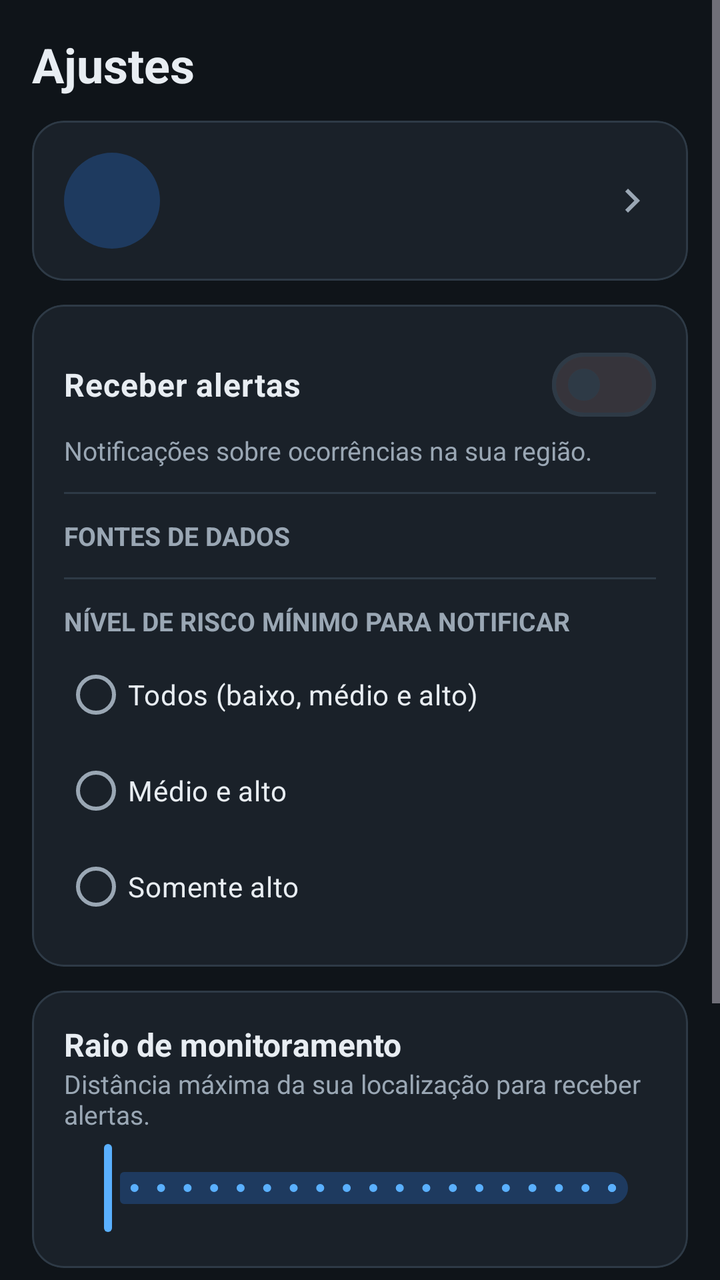
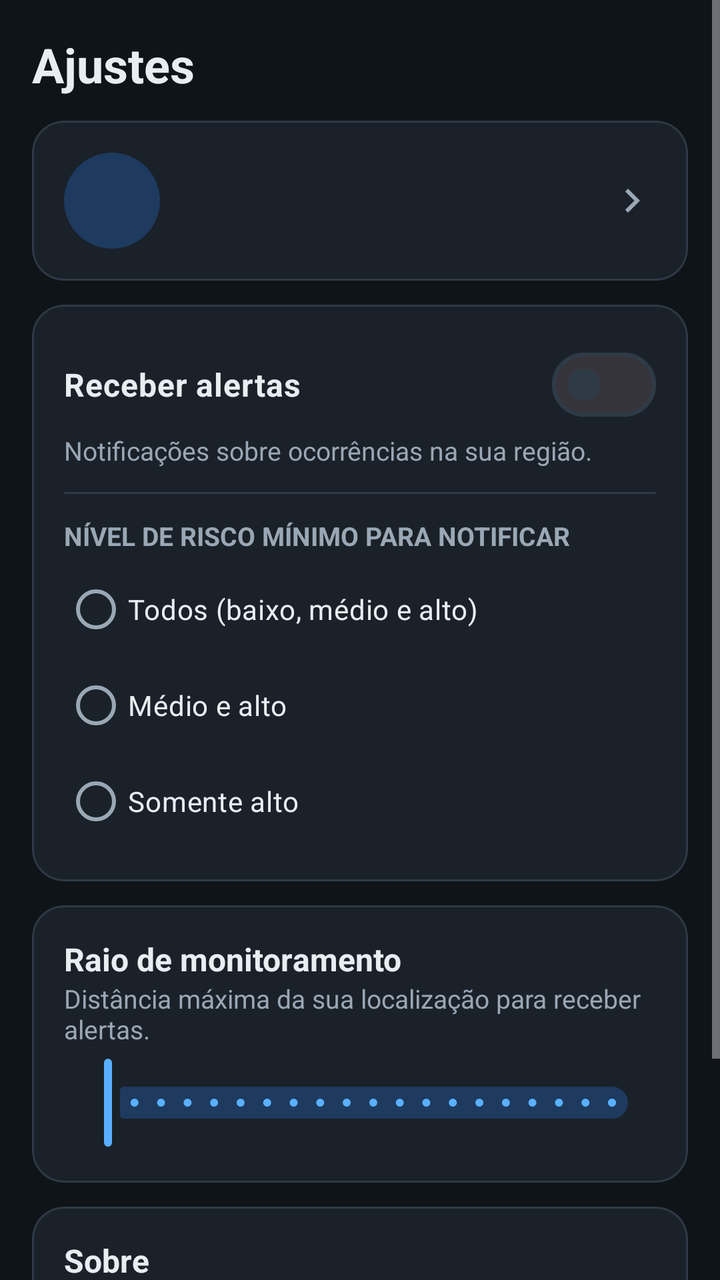

Before-and-after screenshots of an Android layout around one commit, followed by the original layout XML and the change that was made.
<!-- AndroidManifest.xml: application theme Theme.Alagamentos -->
<!-- res/layout/fragment_ajustes.xml -->
<?xml version="1.0" encoding="utf-8"?>
<ScrollView xmlns:android="http://schemas.android.com/apk/res/android"
    xmlns:app="http://schemas.android.com/apk/res-auto"
    android:layout_width="match_parent"
    android:layout_height="match_parent"
    android:background="@color/bg_dark">

    <LinearLayout
        android:layout_width="match_parent"
        android:layout_height="wrap_content"
        android:orientation="vertical"
        android:paddingHorizontal="16dp"
        android:paddingTop="16dp"
        android:paddingBottom="16dp">

        <TextView
            android:layout_width="wrap_content"
            android:layout_height="wrap_content"
            android:text="@string/ajustes_titulo"
            android:textColor="@color/text_primary"
            android:textSize="24sp"
            android:textStyle="bold" />

        
        <com.google.android.material.card.MaterialCardView
            android:id="@+id/card_perfil"
            android:layout_width="match_parent"
            android:layout_height="wrap_content"
            android:layout_marginTop="12dp"
            android:clickable="true"
            android:focusable="true"
            app:cardBackgroundColor="@color/surface"
            app:cardCornerRadius="16dp"
            app:strokeColor="@color/divider"
            app:strokeWidth="1dp">

            <LinearLayout
                android:layout_width="match_parent"
                android:layout_height="wrap_content"
                android:gravity="center_vertical"
                android:orientation="horizontal"
                android:padding="16dp">

                <TextView
                    android:id="@+id/ajustes_avatar"
                    android:layout_width="48dp"
                    android:layout_height="48dp"
                    android:background="@drawable/bg_avatar"
                    android:gravity="center"
                    android:importantForAccessibility="no"
                    android:textColor="@color/accent"
                    android:textSize="18sp"
                    android:textStyle="bold" />

                <LinearLayout
                    android:layout_width="0dp"
                    android:layout_height="wrap_content"
                    android:layout_marginStart="12dp"
                    android:layout_weight="1"
                    android:orientation="vertical">

                    <TextView
                        android:id="@+id/ajustes_perfil_nome"
                        android:layout_width="match_parent"
                        android:layout_height="wrap_content"
                        android:ellipsize="end"
                        android:maxLines="1"
                        android:textColor="@color/text_primary"
                        android:textSize="16sp"
                        android:textStyle="bold" />

                    <TextView
                        android:id="@+id/ajustes_perfil_desc"
                        android:layout_width="match_parent"
                        android:layout_height="wrap_content"
                        android:ellipsize="end"
                        android:maxLines="1"
                        android:textColor="@color/text_secondary"
                        android:textSize="13sp" />
                </LinearLayout>

                <ImageView
                    android:layout_width="24dp"
                    android:layout_height="24dp"
                    android:importantForAccessibility="no"
                    android:src="@drawable/ic_seta_direita" />
            </LinearLayout>
        </com.google.android.material.card.MaterialCardView>

        
        <com.google.android.material.card.MaterialCardView
            android:layout_width="match_parent"
            android:layout_height="wrap_content"
            android:layout_marginTop="12dp"
            app:cardBackgroundColor="@color/surface"
            app:cardCornerRadius="16dp"
            app:strokeColor="@color/divider"
            app:strokeWidth="1dp">

            <LinearLayout
                android:layout_width="match_parent"
                android:layout_height="wrap_content"
                android:orientation="vertical"
                android:padding="16dp">

                <com.google.android.material.materialswitch.MaterialSwitch
                    android:id="@+id/switch_notificacoes"
                    android:layout_width="match_parent"
                    android:layout_height="wrap_content"
                    android:text="@string/ajustes_receber_alertas"
                    android:textColor="@color/text_primary"
                    android:textSize="16sp"
                    android:textStyle="bold" />

                <TextView
                    android:layout_width="match_parent"
                    android:layout_height="wrap_content"
                    android:text="@string/ajustes_receber_alertas_desc"
                    android:textColor="@color/text_secondary"
                    android:textSize="13sp" />

                <View
                    android:layout_width="match_parent"
                    android:layout_height="1dp"
                    android:layout_marginVertical="12dp"
                    android:background="@color/divider" />

                <TextView
                    android:layout_width="wrap_content"
                    android:layout_height="wrap_content"
                    android:text="@string/ajustes_fontes"
                    android:textColor="@color/text_secondary"
                    android:textSize="13sp"
                    android:textStyle="bold" />

                
                <LinearLayout
                    android:id="@+id/lista_fontes"
                    android:layout_width="match_parent"
                    android:layout_height="wrap_content"
                    android:orientation="vertical" />

                <View
                    android:layout_width="match_parent"
                    android:layout_height="1dp"
                    android:layout_marginVertical="12dp"
                    android:background="@color/divider" />

                <TextView
                    android:layout_width="wrap_content"
                    android:layout_height="wrap_content"
                    android:text="@string/ajustes_severidade_minima"
                    android:textColor="@color/text_secondary"
                    android:textSize="13sp"
                    android:textStyle="bold" />

                <RadioGroup
                    android:id="@+id/grupo_severidade"
                    android:layout_width="match_parent"
                    android:layout_height="wrap_content"
                    android:layout_marginTop="4dp">

                    <com.google.android.material.radiobutton.MaterialRadioButton
                        android:id="@+id/rb_sev_baixa"
                        android:layout_width="match_parent"
                        android:layout_height="wrap_content"
                        android:text="@string/ajustes_sev_baixa"
                        android:textColor="@color/text_primary" />

                    <com.google.android.material.radiobutton.MaterialRadioButton
                        android:id="@+id/rb_sev_moderada"
                        android:layout_width="match_parent"
                        android:layout_height="wrap_content"
                        android:text="@string/ajustes_sev_moderada"
                        android:textColor="@color/text_primary" />

                    <com.google.android.material.radiobutton.MaterialRadioButton
                        android:id="@+id/rb_sev_alta"
                        android:layout_width="match_parent"
                        android:layout_height="wrap_content"
                        android:text="@string/ajustes_sev_alta"
                        android:textColor="@color/text_primary" />
                </RadioGroup>
            </LinearLayout>
        </com.google.android.material.card.MaterialCardView>

        
        <com.google.android.material.card.MaterialCardView
            android:layout_width="match_parent"
            android:layout_height="wrap_content"
            android:layout_marginTop="12dp"
            app:cardBackgroundColor="@color/surface"
            app:cardCornerRadius="16dp"
            app:strokeColor="@color/divider"
            app:strokeWidth="1dp">

            <LinearLayout
                android:layout_width="match_parent"
                android:layout_height="wrap_content"
                android:orientation="vertical"
                android:padding="16dp">

                <LinearLayout
                    android:layout_width="match_parent"
                    android:layout_height="wrap_content"
                    android:orientation="horizontal">

                    <TextView
                        android:layout_width="0dp"
                        android:layout_height="wrap_content"
                        android:layout_weight="1"
                        android:text="@string/ajustes_raio"
                        android:textColor="@color/text_primary"
                        android:textSize="16sp"
                        android:textStyle="bold" />

                    <TextView
                        android:id="@+id/txt_raio"
                        android:layout_width="wrap_content"
                        android:layout_height="wrap_content"
                        android:textColor="@color/accent"
                        android:textSize="16sp"
                        android:textStyle="bold" />
                </LinearLayout>

                <TextView
                    android:layout_width="match_parent"
                    android:layout_height="wrap_content"
                    android:text="@string/ajustes_raio_desc"
                    android:textColor="@color/text_secondary"
                    android:textSize="13sp" />

                <com.google.android.material.slider.Slider
                    android:id="@+id/slider_raio"
                    android:layout_width="match_parent"
                    android:layout_height="wrap_content"
                    android:layout_marginTop="4dp"
                    android:contentDescription="@string/ajustes_raio"
                    android:stepSize="1"
                    android:valueFrom="1"
                    android:valueTo="20" />
            </LinearLayout>
        </com.google.android.material.card.MaterialCardView>

        
        <com.google.android.material.card.MaterialCardView
            android:layout_width="match_parent"
            android:layout_height="wrap_content"
            android:layout_marginTop="12dp"
            app:cardBackgroundColor="@color/surface"
            app:cardCornerRadius="16dp"
            app:strokeColor="@color/divider"
            app:strokeWidth="1dp">

            <LinearLayout
                android:layout_width="match_parent"
                android:layout_height="wrap_content"
                android:orientation="vertical"
                android:padding="16dp">

                <TextView
                    android:layout_width="wrap_content"
                    android:layout_height="wrap_content"
                    android:text="@string/ajustes_sobre"
                    android:textColor="@color/text_primary"
                    android:textSize="16sp"
                    android:textStyle="bold" />

                <TextView
                    android:layout_width="match_parent"
                    android:layout_height="wrap_content"
                    android:layout_marginTop="4dp"
                    android:text="@string/ajustes_sobre_desc"
                    android:textColor="@color/text_secondary"
                    android:textSize="13sp" />
            </LinearLayout>
        </com.google.android.material.card.MaterialCardView>

        <com.google.android.material.button.MaterialButton
            android:id="@+id/btn_restaurar"
            style="@style/Widget.Material3.Button.OutlinedButton"
            android:layout_width="match_parent"
            android:layout_height="wrap_content"
            android:layout_marginTop="16dp"
            android:text="@string/ajustes_restaurar" />
    </LinearLayout>
</ScrollView>
<!-- resources referenced by this layout -->
<resources>
  <color name="accent">#5AB0FF</color>
  <color name="bg_dark">#0F1419</color>
  <color name="divider">#2E3A46</color>
  <color name="surface">#1A2129</color>
  <color name="text_primary">#E8EDF2</color>
  <color name="text_secondary">#9AA7B4</color>
  <!-- drawable bg_avatar (drawable) -->
  <?xml version="1.0" encoding="utf-8"?>
  <shape xmlns:android="http://schemas.android.com/apk/res/android"
      android:shape="oval">
      <solid android:color="#1E3A5F" />
  </shape>
  <!-- drawable ic_seta_direita (drawable) -->
  <vector xmlns:android="http://schemas.android.com/apk/res/android"
      android:width="24dp"
      android:height="24dp"
      android:autoMirrored="true"
      android:viewportWidth="24"
      android:viewportHeight="24">
      <path
          android:fillColor="@color/text_secondary"
          android:pathData="M8.59,16.59L13.17,12 8.59,7.41 10,6l6,6 -6,6z" />
  </vector>
  <string name="ajustes_fontes">FONTES DE DADOS</string>
  <string name="ajustes_raio">Raio de monitoramento</string>
  <string name="ajustes_raio_desc">Distância máxima da sua localização para receber alertas.</string>
  <string name="ajustes_receber_alertas">Receber alertas</string>
  <string name="ajustes_receber_alertas_desc">Notificações sobre ocorrências na sua região.</string>
  <string name="ajustes_restaurar">Restaurar padrões</string>
  <string name="ajustes_sev_alta">Somente alto</string>
  <string name="ajustes_sev_baixa">Todos (baixo, médio e alto)</string>
  <string name="ajustes_sev_moderada">Médio e alto</string>
  <string name="ajustes_severidade_minima">NÍVEL DE RISCO MÍNIMO PARA NOTIFICAR</string>
  <string name="ajustes_sobre">Sobre</string>
  <string name="ajustes_sobre_desc">Monitoramento de alagamentos. Os dados exibidos vêm da API do backend do projeto.</string>
  <string name="ajustes_titulo">Ajustes</string>
  <style name="Theme.Alagamentos" parent="Theme.Material3.Dark.NoActionBar">
          <item name="colorPrimary">@color/accent</item>
          <item name="colorOnPrimary">@color/on_accent</item>
          <item name="colorSecondary">@color/accent</item>
          <item name="colorOnSecondary">@color/on_accent</item>
  
          <item name="android:colorBackground">@color/bg_dark</item>
          <item name="colorSurface">@color/surface</item>
          <item name="colorSurfaceVariant">@color/surface_variant</item>
          <item name="colorOnBackground">@color/text_primary</item>
          <item name="colorOnSurface">@color/text_primary</item>
          <item name="colorOnSurfaceVariant">@color/text_secondary</item>
          <item name="colorOutline">@color/divider</item>
  
          <item name="colorSecondaryContainer">#1E3A5F</item>
          <item name="colorOnSecondaryContainer">@color/accent</item>
  
          <item name="android:statusBarColor">@color/bg_dark</item>
          <item name="android:navigationBarColor">@color/bg_dark</item>
      </style>
  <color name="on_accent">#0F1419</color>
  <color name="surface_variant">#242D37</color>
</resources>

<!-- the commit's change to res/layout/fragment_ajustes.xml (unified diff, before → after) -->
@@ -128,27 +128,6 @@
                 <TextView
                     android:layout_width="wrap_content"
                     android:layout_height="wrap_content"
-                    android:text="@string/ajustes_fontes"
-                    android:textColor="@color/text_secondary"
-                    android:textSize="13sp"
-                    android:textStyle="bold" />
-
-                
-                <LinearLayout
-                    android:id="@+id/lista_fontes"
-                    android:layout_width="match_parent"
-                    android:layout_height="wrap_content"
-                    android:orientation="vertical" />
-
-                <View
-                    android:layout_width="match_parent"
-                    android:layout_height="1dp"
-                    android:layout_marginVertical="12dp"
-                    android:background="@color/divider" />
-
-                <TextView
-                    android:layout_width="wrap_content"
-                    android:layout_height="wrap_content"
                     android:text="@string/ajustes_severidade_minima"
                     android:textColor="@color/text_secondary"
                     android:textSize="13sp"
<!-- resource entries referenced after the edit -->
@@ -23,7 +23,6 @@
           android:fillColor="@color/text_secondary"
           android:pathData="M8.59,16.59L13.17,12 8.59,7.41 10,6l6,6 -6,6z" />
   </vector>
-  <string name="ajustes_fontes">FONTES DE DADOS</string>
   <string name="ajustes_raio">Raio de monitoramento</string>
   <string name="ajustes_raio_desc">Distância máxima da sua localização para receber alertas.</string>
   <string name="ajustes_receber_alertas">Receber alertas</string>
